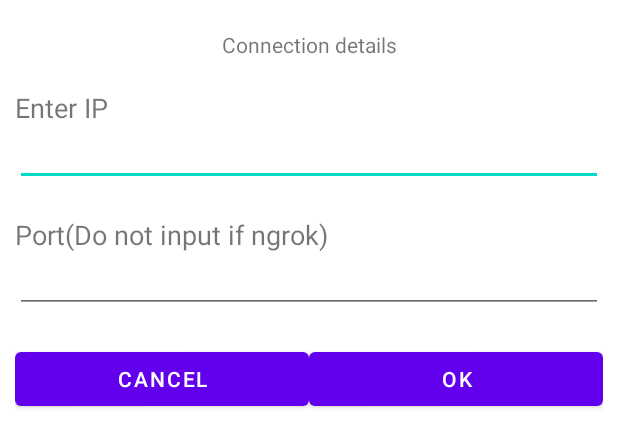
After one commit to kagwicharles/Chatbot, an Android app: the layout custom_dialog.xml on its own in the app's theme, with its tools: preview values and no code run, on a phone screen of 412 x 824 dp. The commit adds this screen. Shown: the top 447 px of the screen. Run offline under Robolectric (Android 15) with nearby library versions, the phone set to English and light mode, and no system bars.

Commit message:
add custom dialog

```diff
--- a/app/src/main/AndroidManifest.xml
+++ b/app/src/main/AndroidManifest.xml
@@ -10,7 +10,8 @@
         android:label="@string/app_name"
         android:roundIcon="@mipmap/ic_launcher_round"
         android:supportsRtl="true"
-        android:theme="@style/Theme.Chatbot">
+        android:theme="@style/Theme.Chatbot"
+        android:usesCleartextTraffic="true">
         <activity android:name=".MainActivity">
             <intent-filter>
                 <action android:name="android.intent.action.MAIN" />
--- /dev/null
+++ b/app/src/main/res/layout/custom_dialog.xml
@@ -0,0 +1,84 @@
+<?xml version="1.0" encoding="utf-8"?>
+<androidx.constraintlayout.widget.ConstraintLayout xmlns:android="http://schemas.android.com/apk/res/android"
+    xmlns:app="http://schemas.android.com/apk/res-auto"
+    xmlns:tools="http://schemas.android.com/tools"
+    android:id="@+id/linearLayout"
+    android:layout_width="match_parent"
+    android:layout_height="wrap_content"
+    android:minWidth="300dp"
+    android:padding="10dp">
+
+    <TextView
+        android:id="@+id/textView"
+        android:layout_width="wrap_content"
+        android:layout_height="wrap_content"
+        android:layout_marginTop="10dp"
+        android:text="Connection details"
+        app:layout_constraintEnd_toEndOf="parent"
+        app:layout_constraintStart_toStartOf="parent"
+        app:layout_constraintTop_toTopOf="parent" />
+
+    <TextView
+        android:id="@+id/textView2"
+        android:layout_width="wrap_content"
+        android:layout_height="wrap_content"
+        android:layout_marginTop="20dp"
+        android:text="Enter IP"
+        android:textSize="18sp"
+        app:layout_constraintStart_toStartOf="@+id/ip"
+        app:layout_constraintTop_toBottomOf="@+id/textView" />
+
+    <EditText
+        android:id="@+id/ip"
+        style="@style/Widget.MaterialComponents.TextInputLayout.FilledBox.Dense"
+        android:layout_width="0dp"
+        android:layout_height="wrap_content"
+        android:ems="10"
+        android:inputType="textPersonName"
+        app:layout_constraintEnd_toEndOf="parent"
+        app:layout_constraintStart_toStartOf="parent"
+        app:layout_constraintTop_toBottomOf="@+id/textView2" />
+
+    <TextView
+        android:id="@+id/textview_port"
+        android:layout_width="wrap_content"
+        android:layout_height="wrap_content"
+        android:layout_marginTop="20dp"
+        android:text="Port(Do not input if ngrok)"
+        android:textSize="18sp"
+        app:layout_constraintStart_toStartOf="@+id/port"
+        app:layout_constraintTop_toBottomOf="@+id/ip" />
+
+    <EditText
+        android:id="@+id/port"
+        style="@style/Widget.MaterialComponents.TextInputLayout.FilledBox.Dense"
+        android:layout_width="0dp"
+        android:layout_height="wrap_content"
+        android:ems="10"
+        android:inputType="textPersonName"
+        app:layout_constraintEnd_toEndOf="parent"
+        app:layout_constraintStart_toStartOf="parent"
+        app:layout_constraintTop_toBottomOf="@+id/textview_port" />
+
+    <Button
+        android:id="@+id/cancel"
+        android:layout_width="0dp"
+        android:layout_height="wrap_content"
+        android:layout_marginTop="20dp"
+        android:text="Cancel"
+        app:layout_constraintEnd_toStartOf="@+id/ok"
+        app:layout_constraintHorizontal_bias="0.5"
+        app:layout_constraintHorizontal_chainStyle="spread"
+        app:layout_constraintStart_toStartOf="parent"
+        app:layout_constraintTop_toBottomOf="@+id/port" />
+
+    <Button
+        android:id="@+id/ok"
+        android:layout_width="0dp"
+        android:layout_height="wrap_content"
+        android:text="Ok"
+        app:layout_constraintEnd_toEndOf="parent"
+        app:layout_constraintHorizontal_bias="0.5"
+        app:layout_constraintStart_toEndOf="@+id/cancel"
+        app:layout_constraintTop_toTopOf="@+id/cancel" />
+</androidx.constraintlayout.widget.ConstraintLayout>
```
Also changed, not shown: app/src/main/java/com/kagwisoftwares/chatbot/CustomDialog.java (added, +68 -0 lines), app/src/main/java/com/kagwisoftwares/chatbot/MainActivity.java (+3 -36 lines).
